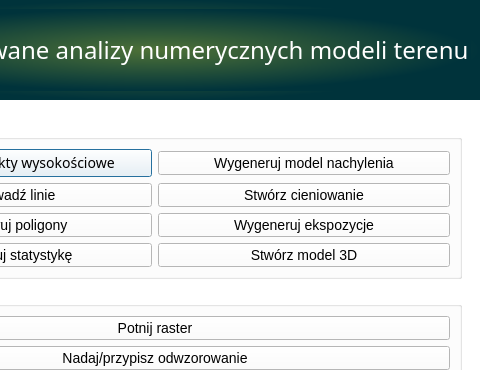
Old version of the form MainMenu_UI/MainMenu_UI.ui in the repository eryk918/nmt_analysis_plugin; both pictures show x 170 to 650 and y 0 to 370 of the 650 by 487 pixel window.
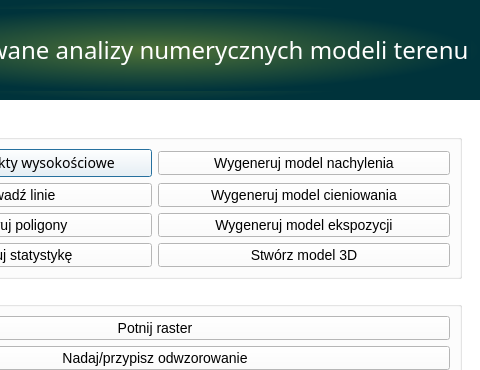
New version of the form. Icons and pictures are not drawn.

The edit to the form file:
```diff
--- a/MainMenu_UI/MainMenu_UI.ui
+++ b/MainMenu_UI/MainMenu_UI.ui
@@ -304,7 +304,7 @@
 </string>
                  </property>
                  <property name="text">
-                  <string>Stwórz cieniowanie</string>
+                  <string>Wygeneruj model cieniowania</string>
                  </property>
                 </widget>
                </item>
@@ -315,7 +315,7 @@
 </string>
                  </property>
                  <property name="text">
-                  <string>Wygeneruj ekspozycje</string>
+                  <string>Wygeneruj model ekspozycji</string>
                  </property>
                 </widget>
                </item>
```
Left out of the diff: 23 changed lines with no effect on the pictures.
